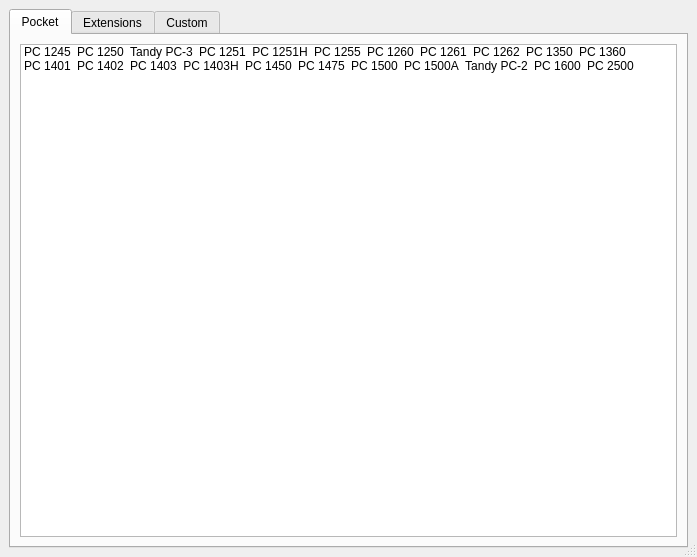
Above: ui/startup.ui from TheProjecter/pockemul before the change. Below: the same form after it.
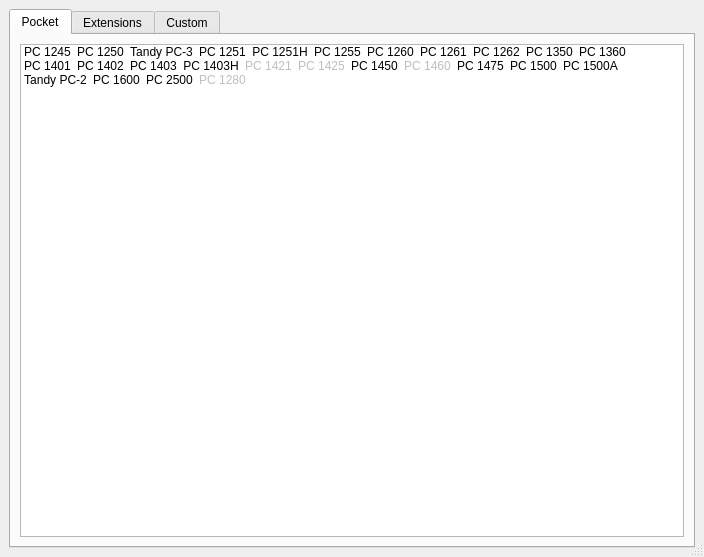
That is the form after the change. Icons and pictures are not drawn.

Diff of the .ui file:
```diff
--- a/ui/startup.ui
+++ b/ui/startup.ui
@@ -6,7 +6,7 @@
    <rect>
     <x>0</x>
     <y>0</y>
-    <width>697</width>
+    <width>704</width>
     <height>557</height>
    </rect>
   </property>
@@ -233,6 +233,30 @@
             <normaloff>:/PC1403/pc1403/pc1403h.jpg</normaloff>:/PC1403/pc1403/pc1403h.jpg</iconset>
           </property>
          </item>
+         <item>
+          <property name="text">
+           <string>PC 1421</string>
+          </property>
+          <property name="icon">
+           <iconset resource="../resources/pc1421.qrc">
+            <normaloff>:/PC1421/pc1421/pc-1421.jpg</normaloff>:/PC1421/pc1421/pc-1421.jpg</iconset>
+          </property>
+          <property name="flags">
+           <set>ItemIsSelectable|ItemIsDragEnabled|ItemIsUserCheckable</set>
+          </property>
+         </item>
+         <item>
+          <property name="text">
+           <string>PC 1425</string>
+          </property>
+          <property name="icon">
+           <iconset resource="../resources/pc1425.qrc">
+            <normaloff>:/PC1425/pc1425/pc-1425.jpg</normaloff>:/PC1425/pc1425/pc-1425.jpg</iconset>
+          </property>
+          <property name="flags">
+           <set>ItemIsSelectable|ItemIsDragEnabled|ItemIsUserCheckable</set>
+          </property>
+         </item>
          <item>
           <property name="text">
            <string>PC 1450</string>
@@ -242,6 +266,18 @@
             <normaloff>:/PC1450/pc1450/pc1450.jpg</normaloff>:/PC1450/pc1450/pc1450.jpg</iconset>
           </property>
          </item>
+         <item>
+          <property name="text">
+           <string>PC 1460</string>
+          </property>
+          <property name="icon">
+           <iconset resource="../resources/pc1460.qrc">
+            <normaloff>:/PC1460/pc1460/pc-1460.jpg</normaloff>:/PC1460/pc1460/pc-1460.jpg</iconset>
+          </property>
+          <property name="flags">
+           <set>ItemIsSelectable|ItemIsDragEnabled|ItemIsUserCheckable</set>
+          </property>
+         </item>
          <item>
           <property name="text">
            <string>PC 1475</string>
@@ -296,6 +332,18 @@
             <normaloff>:/PC2500/pc2500/pc-2500.jpg</normaloff>:/PC2500/pc2500/pc-2500.jpg</iconset>
           </property>
          </item>
+         <item>
+          <property name="text">
+           <string>PC 1280</string>
+          </property>
+          <property name="icon">
+           <iconset resource="../resources/pc1280.qrc">
+            <normaloff>:/PC1280/pc1280/pc-1280.jpg</normaloff>:/PC1280/pc1280/pc-1280.jpg</iconset>
+          </property>
+          <property name="flags">
+           <set>ItemIsSelectable|ItemIsDragEnabled|ItemIsUserCheckable</set>
+          </property>
+         </item>
         </widget>
        </item>
       </layout>
```
Left out of the diff: 4 changed lines with no effect on the pictures.
